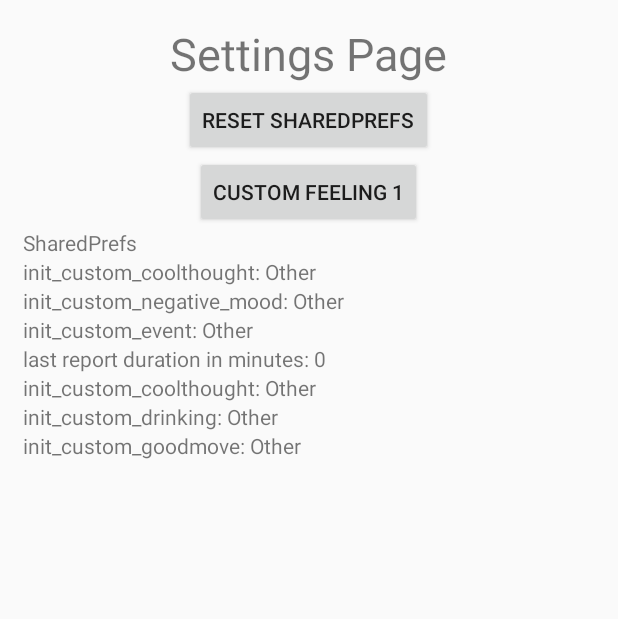
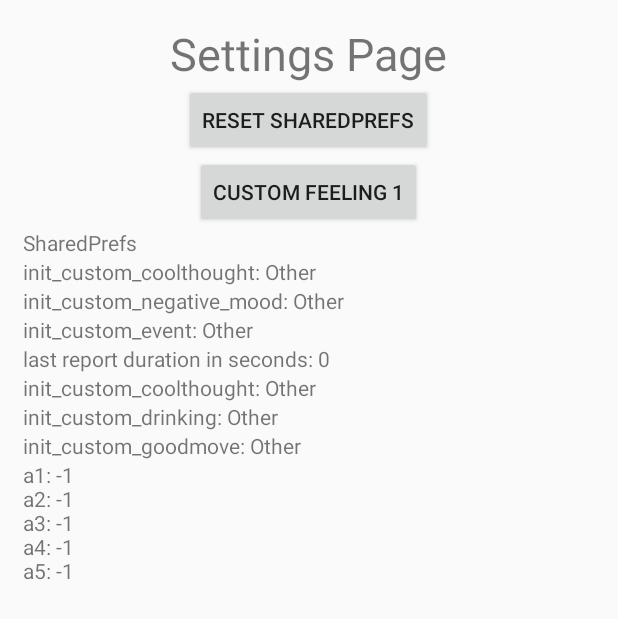
Before and after one commit to hyorkim11/empaticae4, an Android app: the SettingsActivity screen opened directly, with no data from a screen before it, on a phone screen of 412 x 824 dp. Shown: the top 619 px of the screen. Run offline under Robolectric (Android 15) with nearby library versions, the phone set to English and light mode, and no system bars.

Commit message:
9/17/15 - 11:23PM

```diff
--- a/app/src/main/java/empaticae4/hrker/com/empaticae4/activity/reports/ReportActivity.java
+++ b/app/src/main/java/empaticae4/hrker/com/empaticae4/activity/reports/ReportActivity.java
@@ -57,6 +57,7 @@ public class ReportActivity extends Activity {
 
         // Instantiate temp ReportDataWrapper class to hold values
         mCachedReportData = new ReportDataWrapper();
+
         mCachedReportData.setStartTime(Calendar.getInstance());
         mCachedReportData.setReportType(mReport_Type);
 
@@ -142,7 +143,6 @@ public class ReportActivity extends Activity {
                     mOther.setChecked(false);
                     mInitialOther.setChecked(true);
                 }
-
             }
         });
         mOther.setOnClickListener(new View.OnClickListener() {
@@ -422,11 +422,11 @@ public class ReportActivity extends Activity {
                     Toast.makeText(ReportActivity.this, "Please select intensity", Toast.LENGTH_SHORT).show();
                 } else {
 
-                    Toast.makeText(ReportActivity.this, "AnswerChoice: " + getAnswerChoice() + " Intensity: " + mIntensity, Toast.LENGTH_LONG).show();
-
                     mCachedReportData.setIntensity(mIntensity);
                     mCachedReportData.setAnswer1(getAnswerChoice());
                     mPrefs.setReportResponseCache(mCachedReportData);
+                    Toast.makeText(ReportActivity.this, "AnswerChoice: " + mCachedReportData.getAnswer1() + " Intensity: " + mCachedReportData.getIntensity(), Toast.LENGTH_LONG).show();
+
                     if (PoN()) {
                         // if positive emotion selected
                         Intent j = new Intent(getApplicationContext(), PositiveActivity.class);
--- a/app/src/main/java/empaticae4/hrker/com/empaticae4/activity/settings/SettingsActivity.java
+++ b/app/src/main/java/empaticae4/hrker/com/empaticae4/activity/settings/SettingsActivity.java
@@ -20,10 +20,12 @@ import java.util.Date;
 import empaticae4.hrker.com.empaticae4.R;
 import empaticae4.hrker.com.empaticae4.activity.reports.ReportActivity;
 import empaticae4.hrker.com.empaticae4.sharedprefs.AppSharedPrefs;
+import empaticae4.hrker.com.empaticae4.wrapper.ReportDataWrapper;
 
 public class SettingsActivity extends Activity {
 
     private AppSharedPrefs mPrefs;
+    private ReportDataWrapper mCachedReportData;
 
     private Button resetButton;
     private TextView sp0, sp1, sp2, sp3, sp4, sp5, sp6, sp7;
@@ -39,17 +41,18 @@ public class SettingsActivity extends Activity {
     private void init() {
 
         mPrefs = new AppSharedPrefs(SettingsActivity.this);
+        mCachedReportData = mPrefs.getReportResponseCache();
+
 
         resetButton = (Button) findViewById(R.id.resetPrefs);
         sp0 = (TextView)findViewById(R.id.sp0);
         sp0.setText("init_custom_coolthought: " + mPrefs.getInitCustomCoolthought());
-
         sp1 = (TextView)findViewById(R.id.sp1);
         sp1.setText("init_custom_negative_mood: " + mPrefs.getInitCustomNegativeMood());
         sp2 = (TextView)findViewById(R.id.sp2);
         sp2.setText("init_custom_event: " + mPrefs.getInitCustomEvent());
         sp3 = (TextView)findViewById(R.id.sp3);
-        sp3.setText("last report duration in minutes: " + ((mPrefs.getDuration() / 1000) / 60));
+        sp3.setText("last report duration in seconds: " + mCachedReportData.getDuration());
         // currently fetches long in milliseconds
         sp4 = (TextView)findViewById(R.id.sp4);
         sp4.setText("init_custom_coolthought: " + mPrefs.getInitCustomCoolthought());
@@ -58,6 +61,11 @@ public class SettingsActivity extends Activity {
         sp6 = (TextView)findViewById(R.id.sp6);
         sp6.setText("init_custom_goodmove: " + mPrefs.getInitCustomGoodmove());
         sp7 = (TextView)findViewById(R.id.sp7);
+        sp7.setText("a1: " + Integer.toString(mCachedReportData.getAnswer1()) + "\n"
+                + "a2: " + Integer.toString(mCachedReportData.getAnswer2()) + "\n"
+                + "a3: " + Integer.toString(mCachedReportData.getAnswer3()) + "\n"
+                + "a4: " + Integer.toString(mCachedReportData.getAnswer4()) + "\n"
+                + "a5: " + Integer.toString(mCachedReportData.getAnswer5()) + "\n");
 
 
         /* TESTING BUTTON TO RESET SHARED PREFS*/
```
Also changed, not shown: app/src/main/java/empaticae4/hrker/com/empaticae4/activity/reports/DrinkActivity.java (+6 -6 lines).
